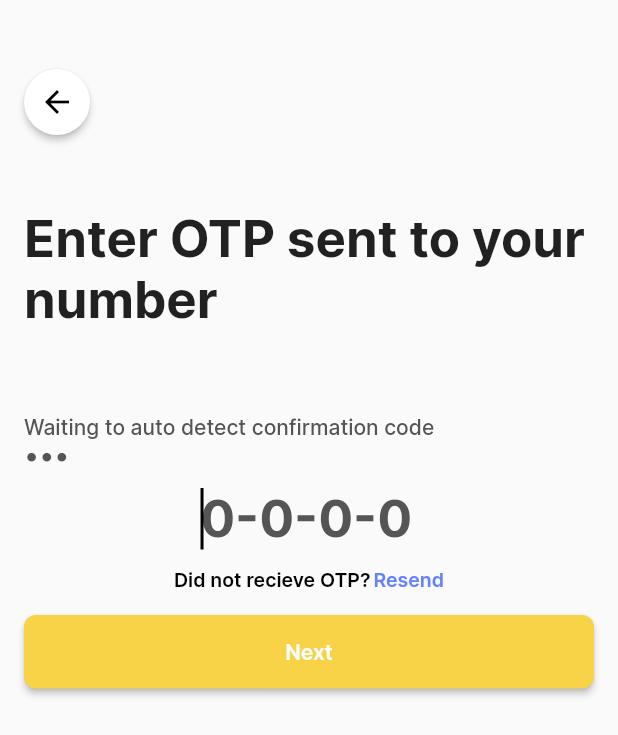
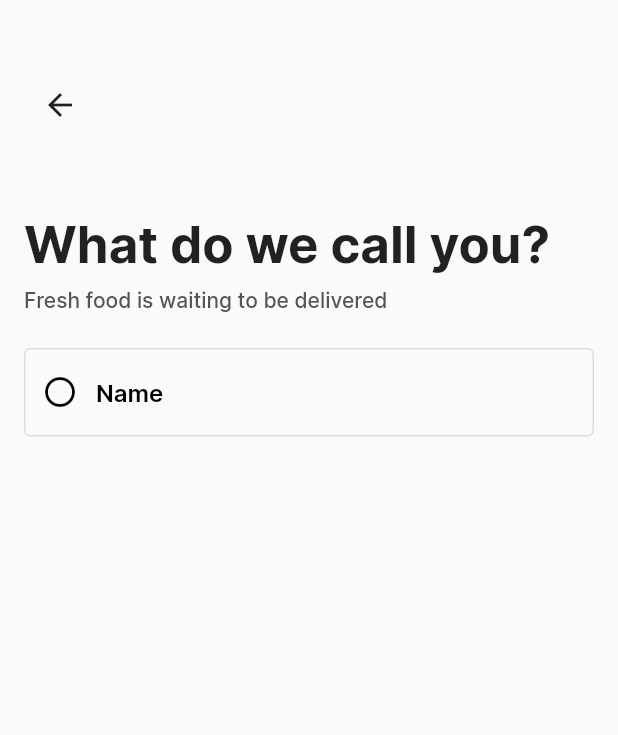
Before and after one commit to PranoySKumar/grocery_user, a Flutter app: the OtpVerificationScreen screen opened by its route, after a tap on "Next", on a phone screen of 412 x 824 dp. Shown: the top 735 px of the screen. Run offline on Flutter 3.47's test engine with Material 2 defaults, Android fonts, the phone set to English and light mode, and no system bars; our stand-ins replace flutter_svg, get.

Commit message:
finished creating enter user name screen

```diff
--- /dev/null
+++ b/lib/Screens/common/icon_text_field.dart
@@ -0,0 +1,54 @@
+import 'package:flutter/material.dart';
+
+class IconTextField extends StatelessWidget {
+  final TextEditingController controller;
+  final Function(String?) onChanged;
+  final Function(String?) onSubmitted;
+  final String hint;
+  final bool? autoFocus;
+  final Icon? prefixIcon;
+  final TextInputType? keyboardType;
+
+  const IconTextField({
+    super.key,
+    required this.controller,
+    required this.onChanged,
+    required this.hint,
+    required this.onSubmitted,
+    this.autoFocus,
+    this.prefixIcon,
+    this.keyboardType,
+  });
+
+  @override
+  Widget build(BuildContext context) {
+    ThemeData theme = Theme.of(context);
+    return TextField(
+      onSubmitted: onSubmitted,
+      controller: controller,
+      autofocus: autoFocus ?? false,
+      onChanged: onChanged,
+      cursorColor: Colors.black,
+      keyboardType: keyboardType,
+      style: Theme.of(context).textTheme.labelMedium,
+      decoration: InputDecoration(
+        prefixIcon: prefixIcon,
+        enabledBorder: const OutlineInputBorder(
+          borderRadius: BorderRadius.all(
+            Radius.circular(4),
+          ),
+          borderSide: BorderSide(width: 1, color: Color(0xffDDDDDD), style: BorderStyle.solid),
+        ),
+        focusedBorder: const OutlineInputBorder(
+          borderRadius: BorderRadius.all(
+            Radius.circular(4),
+          ),
+          borderSide: BorderSide(width: 1, color: Color(0xffDDDDDD), style: BorderStyle.solid),
+        ),
+        counterText: "",
+        hintText: hint,
+        hintStyle: theme.textTheme.labelMedium,
+      ),
+    );
+  }
+}
--- a/lib/Screens/login/welcome_screen.dart
+++ b/lib/Screens/login/intro_screen.dart
@@ -6,8 +6,8 @@ import 'package:grocery_user/Utils/asset_repo.dart';
 import '../../Utils/router.dart';
 import 'widgets/full_length_button_widget.dart';
 
-class WelcomeScreen extends StatelessWidget {
-  const WelcomeScreen({super.key});
+class IntroScreen extends StatelessWidget {
+  const IntroScreen({super.key});
 
   @override
   Widget build(BuildContext context) {
--- a/lib/Screens/login/login_form_screen.dart
+++ b/lib/Screens/login/login_form_screen.dart
@@ -1,7 +1,7 @@
 import 'package:flutter/material.dart';
 import 'package:get/get.dart';
 import 'package:grocery_user/Screens/login/widgets/borderless_textfield_widget.dart';
-import 'package:grocery_user/Screens/login/widgets/round_button_widget.dart';
+import 'package:grocery_user/Screens/login/widgets/header_widget.dart';
 
 import '../../Utils/router.dart';
 import 'widgets/full_length_button_widget.dart';
@@ -16,33 +16,14 @@ class LoginFormScreen extends StatelessWidget {
         margin: const EdgeInsets.all(16),
         child: Column(
           crossAxisAlignment: CrossAxisAlignment.start,
-          children: [
-            const SizedBox(
-              height: 30,
-            ),
-            RoundButton(
-              icon: Icons.arrow_back,
-              onPressed: () => Get.back(),
-            ),
-            const SizedBox(height: 48),
-            Text(
-              "Enter your mobile number",
-              style: Theme.of(context).textTheme.titleLarge,
-            ),
-            const SizedBox(
-              height: 8,
-            ),
-            Text(
-              "We will send you a confirmation code",
-              style: Theme.of(context)
-                  .textTheme
-                  .labelLarge
-                  ?.copyWith(color: Theme.of(context).primaryColorLight),
-            ),
-            const SizedBox(
+          children: const [
+            Header(
+                title: "Enter your mobile number",
+                subtitle: "We will send you a confirmation code"),
+            SizedBox(
               height: 24,
             ),
-            const EnterMobileNumberFormView(),
+            _FormView(),
           ],
         ),
       ),
@@ -50,14 +31,15 @@ class LoginFormScreen extends StatelessWidget {
   }
 }
 
-class EnterMobileNumberFormView extends StatefulWidget {
-  const EnterMobileNumberFormView({super.key});
+//Form for entering mobile number.
+class _FormView extends StatefulWidget {
+  const _FormView({super.key});
 
   @override
-  State<EnterMobileNumberFormView> createState() => _EnterMobileNumberFormViewState();
+  State<_FormView> createState() => _FormViewState();
 }
 
-class _EnterMobileNumberFormViewState extends State<EnterMobileNumberFormView> {
+class _FormViewState extends State<_FormView> {
   final _phoneNumberTextController = TextEditingController();
   @override
   void dispose() {
--- a/lib/Screens/login/otp_verification_screen.dart
+++ b/lib/Screens/login/otp_verification_screen.dart
@@ -1,8 +1,10 @@
 import 'package:flutter/material.dart';
 import 'package:get/get.dart';
 import 'package:grocery_user/Screens/login/widgets/full_length_button_widget.dart';
+import 'package:grocery_user/Screens/login/widgets/header_widget.dart';
 
 import 'package:grocery_user/Screens/login/widgets/round_button_widget.dart';
+import 'package:grocery_user/Utils/router.dart';
 
 import 'widgets/borderless_textfield_widget.dart';
 
@@ -18,27 +20,9 @@ class OtpVerificationScreen extends StatelessWidget {
         child: Column(
           crossAxisAlignment: CrossAxisAlignment.start,
           children: [
-            const SizedBox(
-              height: 30,
-            ),
-            RoundButton(
-              icon: Icons.arrow_back,
-              onPressed: () => Get.back(),
-            ),
-            const SizedBox(height: 48),
-            Text(
-              "Enter OTP sent to your number",
-              style: _theme.textTheme.titleLarge,
-            ),
-            const SizedBox(height: 48),
-            const SizedBox(
-              height: 8,
-            ),
-            Text(
-              "Waiting to auto detect confirmation code",
-              style:
-                  Theme.of(context).textTheme.labelLarge?.copyWith(color: _theme.primaryColorLight),
-            ),
+            const Header(
+                title: "Enter OTP sent to your number",
+                subtitle: "Waiting to auto detect confirmation code"),
             Text(
               "...",
               style: Theme.of(context)
@@ -55,10 +39,15 @@ class OtpVerificationScreen extends StatelessWidget {
               height: 16,
             ),
             FullLengthButton(
-                text: "Next",
-                backgroundColor: _theme.primaryColor,
-                textColor: Colors.white,
-                onPressed: () {})
+              text: "Next",
+              backgroundColor: _theme.primaryColor,
+              textColor: Colors.white,
+              onPressed: () {
+                Get.toNamed(
+                  RouteHelper.userNameFormScreen,
+                );
+              },
+            )
           ],
         ),
       ),
--- /dev/null
+++ b/lib/Screens/login/username_form_screen.dart
@@ -0,0 +1,54 @@
+import 'package:flutter/material.dart';
+import 'package:grocery_user/Screens/common/icon_text_field.dart';
+import 'package:grocery_user/Screens/login/widgets/header_widget.dart';
+
+class UserNameFormScreen extends StatelessWidget {
+  const UserNameFormScreen({super.key});
+
+  @override
+  Widget build(BuildContext context) {
+    return Scaffold(
+      body: Container(
+        margin: const EdgeInsets.all(16),
+        child: Column(
+          crossAxisAlignment: CrossAxisAlignment.start,
+          children: const [
+            Header(
+              title: "What do we call you?",
+              subtitle: "Fresh food is waiting to be delivered",
+            ),
+            SizedBox(
+              height: 24,
+            ),
+            _FormView()
+          ],
+        ),
+      ),
+    );
+  }
+}
+
+class _FormView extends StatefulWidget {
+  const _FormView({super.key});
+
+  @override
+  State<_FormView> createState() => _FormViewState();
+}
+
+class _FormViewState extends State<_FormView> {
+  @override
+  Widget build(BuildContext context) {
+    var editTextController = TextEditingController();
+
+    return IconTextField(
+        prefixIcon: const Icon(
+          Icons.circle_outlined,
+          color: Colors.black,
+        ),
+        keyboardType: TextInputType.name,
+        controller: editTextController,
+        onChanged: (val) {},
+        hint: "Name",
+        onSubmitted: (val) {});
+  }
+}
--- /dev/null
+++ b/lib/Screens/login/widgets/back_button.dart
@@ -0,0 +1,17 @@
+import 'package:flutter/material.dart';
+
+import 'package:get/get.dart';
+
+import 'round_button_widget.dart';
+
+class BackButton extends StatelessWidget {
+  const BackButton({super.key});
+
+  @override
+  Widget build(BuildContext context) {
+    return RoundButton(
+      icon: Icons.arrow_back,
+      onPressed: () => Get.back(),
+    );
+  }
+}
--- /dev/null
+++ b/lib/Screens/login/widgets/header_widget.dart
@@ -0,0 +1,36 @@
+import 'package:flutter/material.dart';
+
+class Header extends StatelessWidget {
+  final String title;
+  final String subtitle;
+
+  const Header({super.key, required this.title, required this.subtitle});
+
+  @override
+  Widget build(BuildContext context) {
+    return Column(
+      crossAxisAlignment: CrossAxisAlignment.start,
+      children: [
+        const SizedBox(
+          height: 30,
+        ),
+        const BackButton(),
+        const SizedBox(height: 48),
+        Text(
+          title,
+          style: Theme.of(context).textTheme.titleLarge,
+        ),
+        const SizedBox(
+          height: 8,
+        ),
+        Text(
+          subtitle,
+          style: Theme.of(context)
+              .textTheme
+              .labelLarge
+              ?.copyWith(color: Theme.of(context).primaryColorLight),
+        ),
+      ],
+    );
+  }
+}
--- a/lib/Screens/login/widgets/round_button_widget.dart
+++ b/lib/Screens/login/widgets/round_button_widget.dart
@@ -18,7 +18,7 @@ class RoundButton extends StatelessWidget {
       onPressed: onPressed,
       style: ElevatedButton.styleFrom(
         tapTargetSize: MaterialTapTargetSize.shrinkWrap,
-        minimumSize: Size(0, 0),
+        minimumSize: const Size(0, 0),
         shape: const CircleBorder(),
         padding: const EdgeInsets.all(10),
         backgroundColor: backgroundColor ?? Colors.white,
--- a/lib/Utils/router.dart
+++ b/lib/Utils/router.dart
@@ -3,18 +3,20 @@ import 'package:get/get_navigation/src/routes/transitions_type.dart';
 
 import 'package:grocery_user/Screens/login/login_form_screen.dart';
 import 'package:grocery_user/Screens/login/otp_verification_screen.dart';
-import 'package:grocery_user/Screens/login/welcome_screen.dart';
+import 'package:grocery_user/Screens/login/intro_screen.dart';
+import 'package:grocery_user/Screens/login/username_form_screen.dart';
 
 class RouteHelper {
   static const homeScreen = "/";
-  static const welcomeScreen = "/welcome";
+  static const introScreen = "/intro";
   static const enterPhoneNumberScreen = "/login";
   static const verifyOtpScreen = "/login/verify-otp";
+  static const userNameFormScreen = "/login/username";
 
   static getAppRoutes() => [
         GetPage(
-          name: welcomeScreen,
-          page: () => const WelcomeScreen(),
+          name: introScreen,
+          page: () => const IntroScreen(),
           transition: Transition.rightToLeftWithFade,
         ),
         GetPage(
@@ -27,5 +29,10 @@ class RouteHelper {
           page: () => const OtpVerificationScreen(),
           transition: Transition.rightToLeftWithFade,
         ),
+        GetPage(
+          name: userNameFormScreen,
+          page: () => const UserNameFormScreen(),
+          transition: Transition.rightToLeftWithFade,
+        ),
       ];
 }
--- a/lib/main.dart
+++ b/lib/main.dart
@@ -14,7 +14,7 @@ class MyApp extends StatelessWidget {
   Widget build(BuildContext context) {
     return GetMaterialApp(
       theme: lightTheme,
-      initialRoute: RouteHelper.welcomeScreen,
+      initialRoute: RouteHelper.introScreen,
       getPages: RouteHelper.getAppRoutes(),
     );
   }
```
